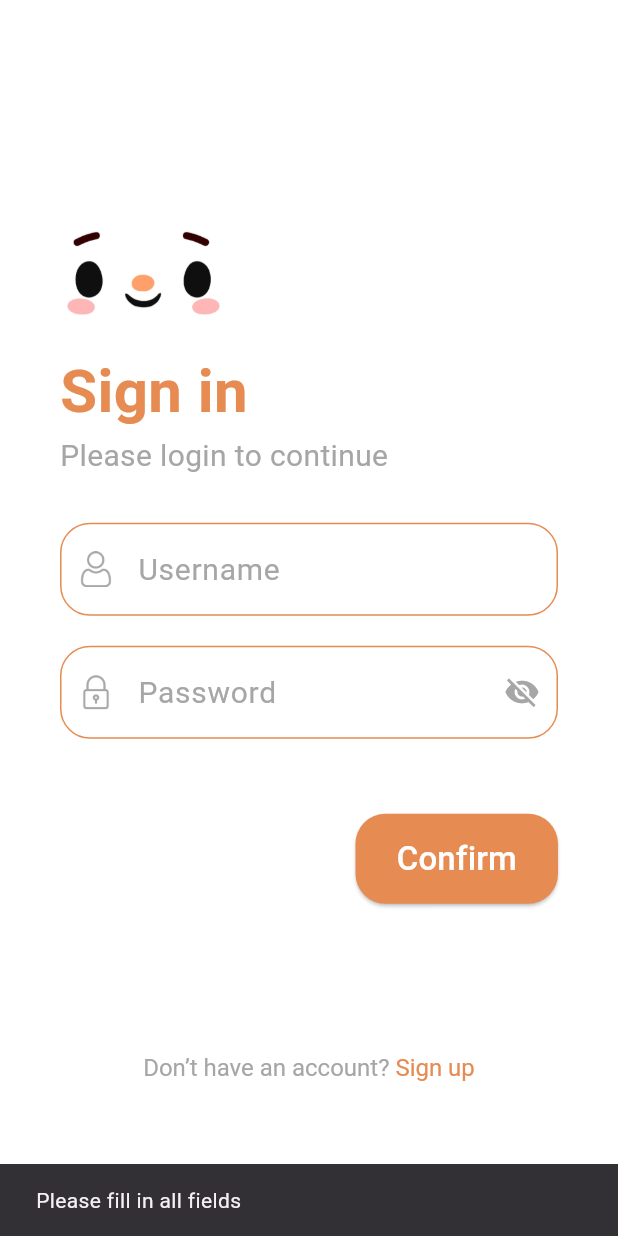
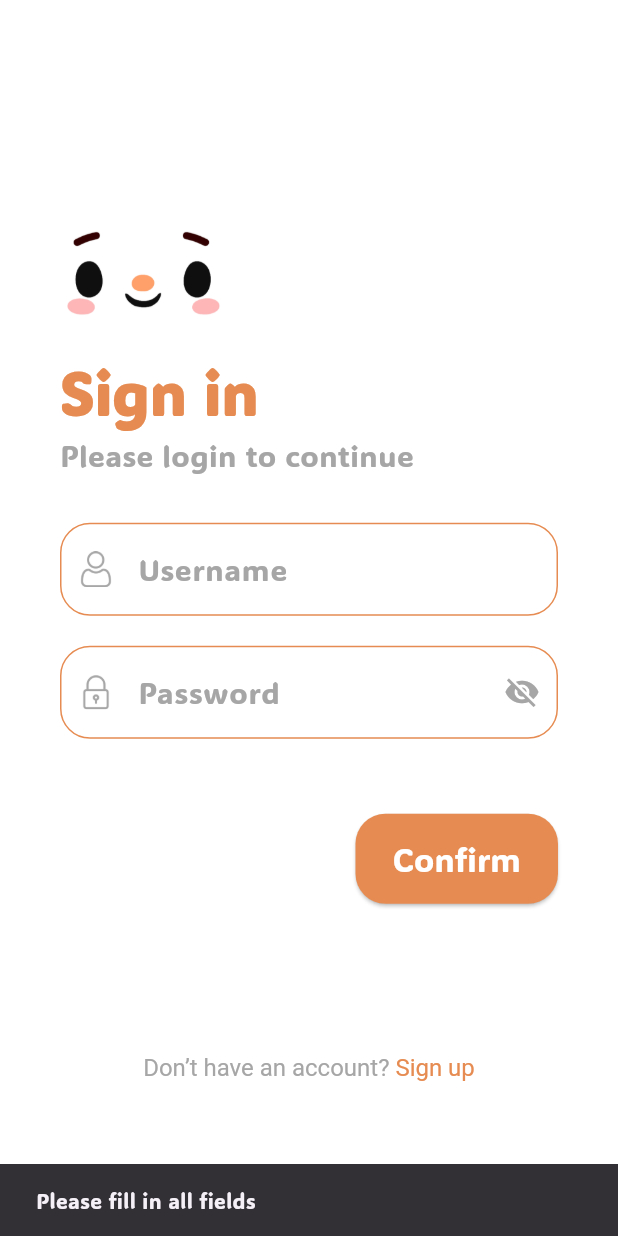
Before and after one commit to nokyalr/mmod_tracker_app, a Flutter app: the screen it shows after launch, after a tap on "Confirm", on a phone screen of 412 x 824 dp. Run offline on Flutter 3.47's test engine with Material 3 defaults, Android fonts, the phone set to English and light mode, and no system bars; our stand-ins replace fl_chart, flutter_cache_manager, shared_preferences; network calls fail.

Commit message:
Update font family to ADLaMDisplay and clean up code

```diff
--- a/lib/main.dart
+++ b/lib/main.dart
@@ -9,8 +9,7 @@ void main() {
     MultiProvider(
       providers: [
         ChangeNotifierProvider(create: (_) => UserProvider()),
-        ChangeNotifierProvider(
-            create: (_) => PostProvider()), // Tambahkan PostProvider
+        ChangeNotifierProvider(create: (_) => PostProvider()),
       ],
       child: const MyApp(),
     ),
@@ -24,7 +23,8 @@ class MyApp extends StatelessWidget {
   Widget build(BuildContext context) {
     return MaterialApp(
       title: 'Mood Tracker',
-      theme: ThemeData(primarySwatch: Colors.orange),
+      theme:
+          ThemeData(primarySwatch: Colors.orange, fontFamily: 'ADLaMDisplay'),
       home: const LoginScreen(),
       debugShowCheckedModeBanner: false,
     );
--- a/lib/screens/login_screen.dart
+++ b/lib/screens/login_screen.dart
@@ -15,18 +15,15 @@ class LoginScreen extends StatefulWidget {
 }
 
 class LoginScreenState extends State<LoginScreen> {
-  bool _isPasswordVisible = false; // For password visibility toggle
+  bool _isPasswordVisible = false;
   final TextEditingController _usernameController = TextEditingController();
   final TextEditingController _passwordController = TextEditingController();
-  bool _isLoading = false; // For loading indicator during login
+  bool _isLoading = false;
 
   Future<void> _handleLogin() async {
-    // Retrieve input values
     final username = _usernameController.text.trim();
-    final password =
-        _passwordController.text.trim(); // Ensure password is a string
+    final password = _passwordController.text.trim();
 
-    // Validate input
     if (username.isEmpty || password.isEmpty) {
       ScaffoldMessenger.of(context).showSnackBar(
         const SnackBar(content: Text('Please fill in all fields')),
@@ -34,28 +31,23 @@ class LoginScreenState extends State<LoginScreen> {
       return;
     }
 
-    // Start loading
     setState(() {
       _isLoading = true;
     });
 
     try {
-      // Perform login using UserProvider
       await Provider.of<UserProvider>(context, listen: false)
           .login(username, password);
-
-      // Navigate to HomeScreen on successful login
+      if (!mounted) return;
       Navigator.pushReplacement(
         context,
         MaterialPageRoute(builder: (context) => const HomeScreen()),
       );
     } catch (error) {
-      // Show error message
       ScaffoldMessenger.of(context).showSnackBar(
         SnackBar(content: Text(error.toString())),
       );
     } finally {
-      // Stop loading
       setState(() {
         _isLoading = false;
       });
@@ -74,13 +66,11 @@ class LoginScreenState extends State<LoginScreen> {
               crossAxisAlignment: CrossAxisAlignment.start,
               children: [
                 const SizedBox(height: 50),
-                // Logo at the top
                 SizedBox(
                   height: 60,
                   child: Image.asset('assets/images/smile.png'),
                 ),
                 const SizedBox(height: 20),
-                // Title
                 const Text(
                   'Sign in',
                   style: TextStyle(
@@ -97,7 +87,6 @@ class LoginScreenState extends State<LoginScreen> {
                   ),
                 ),
                 const SizedBox(height: 30),
-                // Username Input Field
                 CustomTextField(
                   controller: _usernameController,
                   hintText: 'Username',
@@ -105,7 +94,6 @@ class LoginScreenState extends State<LoginScreen> {
                   showVisibilityIcon: false,
                 ),
                 const SizedBox(height: 20),
-                // Password Input Field
                 CustomTextField(
                   controller: _passwordController,
                   hintText: 'Password',
@@ -119,20 +107,19 @@ class LoginScreenState extends State<LoginScreen> {
                   },
                 ),
                 const SizedBox(height: 50),
-                // Confirm Button
                 Row(
                   mainAxisAlignment: MainAxisAlignment.end,
                   children: [
                     _isLoading
-                        ? const CircularProgressIndicator()
+                        ? const CircularProgressIndicator(
+                            color: Color(0xFFE68C52))
                         : ConfirmButton(
                             text: 'Confirm',
                             onPressed: _handleLogin,
-                          ),
+                          )
                   ],
                 ),
                 const SizedBox(height: 100),
-                // Sign Up Link
                 Center(
                   child: RichText(
                     text: TextSpan(
--- a/lib/services/api_service.dart
+++ b/lib/services/api_service.dart
@@ -8,7 +8,6 @@ import '../models/suggestion.dart';
 class ApiService {
   final String baseUrl = 'http://localhost/mood_tracker_backend/api';
 
-  // Login user
   Future<User> login(String username, String password) async {
     final response = await http.post(
       Uri.parse('$baseUrl/user.php?action=login'),
@@ -21,7 +20,6 @@ class ApiService {
     }
   }
 
-  // Get moods
   Future<List<Mood>> getMoods() async {
     final response = await http.get(Uri.parse('$baseUrl/mood.php'));
     if (response.statusCode == 200) {
@@ -32,7 +30,6 @@ class ApiService {
     }
   }
 
-  // Get posts
   Future<List<Post>> getPosts() async {
     final response = await http.get(Uri.parse('$baseUrl/post.php'));
     if (response.statusCode == 200) {
@@ -43,7 +40,6 @@ class ApiService {
     }
   }
 
-  // Create a post
   Future<void> createPost(
       int userId, int moodId, int moodScore, String content) async {
     final response = await http.post(
@@ -62,7 +58,6 @@ class ApiService {
     }
   }
 
-  // Get suggestions based on last mood
   Future<List<Suggestion>> getSuggestions() async {
     final response = await http.get(Uri.parse('$baseUrl/suggestion.php'));
     if (response.statusCode == 200) {
--- a/pubspec.yaml
+++ b/pubspec.yaml
@@ -80,7 +80,7 @@ flutter:
   # list giving the asset and other descriptors for the font. For
   # example:
   fonts:
-    - family: Schyler
+    - family: ADLaMDisplay
       fonts:
         - asset: assets/fonts/ADLaMDisplay-Regular.ttf
   #       - asset: fonts/Schyler-Italic.ttf
```
Also changed, not shown: lib/providers/post_provider.dart (+8 -12 lines), lib/screens/home_screen.dart (+9 -11 lines), lib/screens/register_screen.dart (+7 -16 lines).
